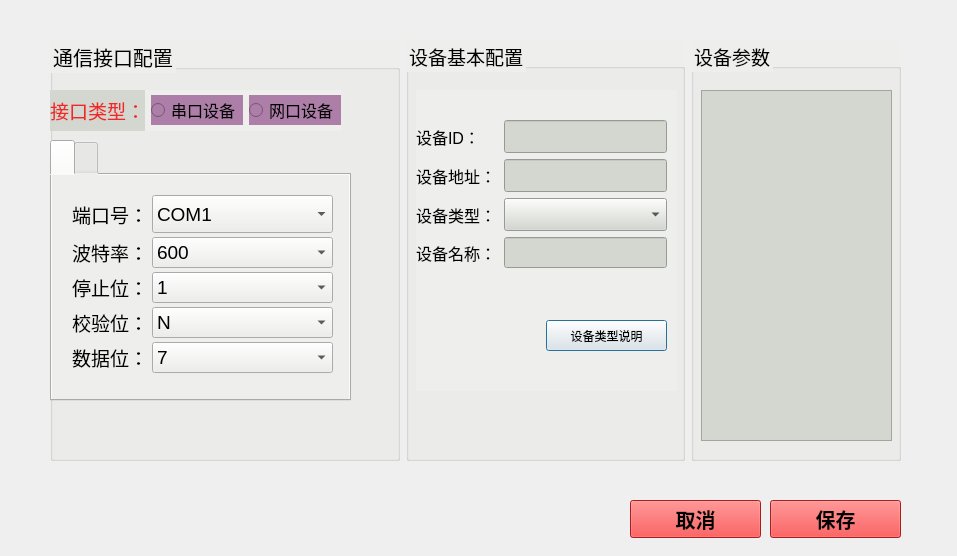
Before: the Qt Designer form qt-app-master/devedit.ui in aa123Eason/workcode, drawn with Qt 5.
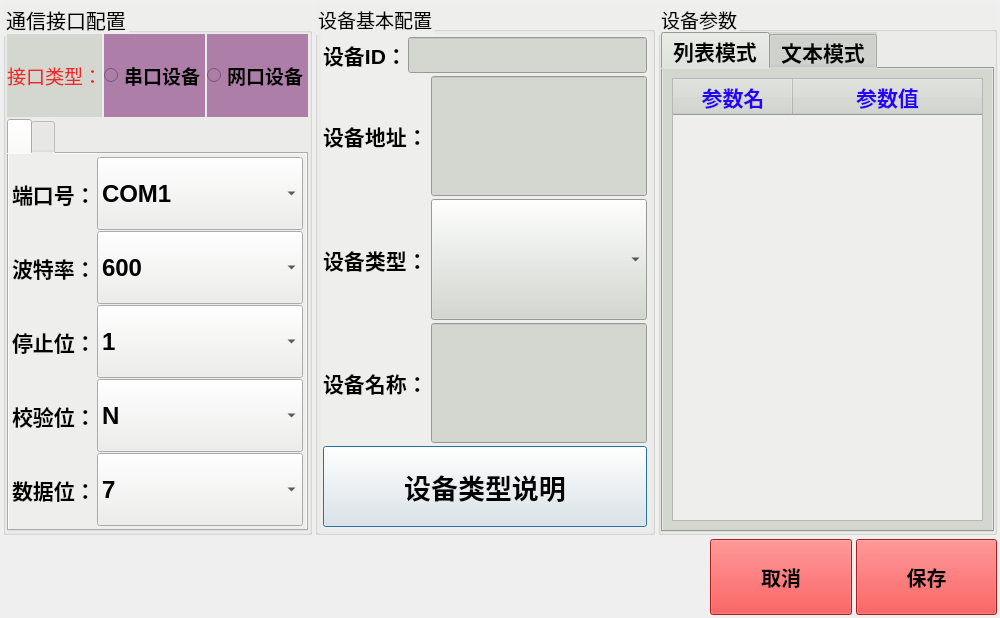
After: the same form once the commit is applied. Icons and pictures are not drawn.

```diff
--- a/qt-app-master/devedit.ui
+++ b/qt-app-master/devedit.ui
@@ -6,23 +6,34 @@
    <rect>
     <x>0</x>
     <y>0</y>
-    <width>957</width>
-    <height>556</height>
+    <width>1000</width>
+    <height>618</height>
    </rect>
   </property>
   <property name="windowTitle">
    <string>Dialog</string>
   </property>
-  <widget class="QWidget" name="layoutWidget">
-   <property name="geometry">
-    <rect>
-     <x>50</x>
-     <y>40</y>
-     <width>851</width>
-     <height>421</height>
-    </rect>
+  <layout class="QVBoxLayout" name="verticalLayout_6" stretch="7,1">
+   <property name="spacing">
+    <number>4</number>
    </property>
-   <layout class="QHBoxLayout" name="horizontalLayout_57" stretch="5,4,3">
+   <property name="leftMargin">
+    <number>3</number>
+   </property>
+   <property name="topMargin">
+    <number>3</number>
+   </property>
+   <property name="rightMargin">
+    <number>3</number>
+   </property>
+   <property name="bottomMargin">
+    <number>3</number>
+   </property>
+   <item>
+    <layout class="QHBoxLayout" name="horizontalLayout_57" stretch="0,10,10">
+     <property name="spacing">
+      <number>3</number>
+     </property>
     <item>
      <layout class="QVBoxLayout" name="verticalLayout_10">
       <item>
@@ -38,16 +49,24 @@
         <property name="title">
          <string>通信接口配置</string>
         </property>
-        <widget class="QWidget" name="layoutWidget_2">
-         <property name="geometry">
-          <rect>
-           <x>0</x>
-           <y>50</y>
-           <width>291</width>
-           <height>41</height>
-          </rect>
-         </property>
-         <layout class="QHBoxLayout" name="horizontalLayout_33" stretch="2,5">
+         <layout class="QVBoxLayout" name="verticalLayout_5" stretch="1,5">
+          <property name="spacing">
+           <number>2</number>
+          </property>
+          <property name="leftMargin">
+           <number>1</number>
+          </property>
+          <property name="topMargin">
+           <number>1</number>
+          </property>
+          <property name="rightMargin">
+           <number>1</number>
+          </property>
+          <property name="bottomMargin">
+           <number>1</number>
+          </property>
+          <item>
+           <layout class="QHBoxLayout" name="horizontalLayout_33" stretch="0,3">
           <item>
            <widget class="QLabel" name="label_49">
             <property name="font">
@@ -68,9 +87,17 @@
            <layout class="QHBoxLayout" name="horizontalLayout_19">
             <item>
              <widget class="QRadioButton" name="radioButton_Com">
+                <property name="sizePolicy">
+                 <sizepolicy hsizetype="Minimum" vsizetype="Preferred">
+                  <horstretch>0</horstretch>
+                  <verstretch>0</verstretch>
+                 </sizepolicy>
+                </property>
               <property name="font">
                <font>
-                <pointsize>12</pointsize>
+                  <pointsize>14</pointsize>
+                  <weight>75</weight>
+                  <bold>true</bold>
                </font>
               </property>
               <property name="styleSheet">
@@ -83,9 +110,17 @@
             </item>
             <item>
              <widget class="QRadioButton" name="radioButton_Net">
+                <property name="sizePolicy">
+                 <sizepolicy hsizetype="Minimum" vsizetype="Preferred">
+                  <horstretch>0</horstretch>
+                  <verstretch>0</verstretch>
+                 </sizepolicy>
+                </property>
               <property name="font">
                <font>
-                <pointsize>12</pointsize>
+                  <pointsize>14</pointsize>
+                  <weight>75</weight>
+                  <bold>true</bold>
                </font>
               </property>
               <property name="styleSheet">
@@ -99,16 +134,9 @@
            </layout>
           </item>
          </layout>
-        </widget>
+          </item>
+          <item>
         <widget class="QTabWidget" name="tabWidget">
-         <property name="geometry">
-          <rect>
-           <x>0</x>
-           <y>100</y>
-           <width>301</width>
-           <height>261</height>
-          </rect>
-         </property>
          <property name="font">
           <font>
            <pointsize>14</pointsize>
@@ -124,35 +152,55 @@
           <attribute name="title">
            <string/>
           </attribute>
+             <layout class="QVBoxLayout" name="verticalLayout_2">
+              <property name="spacing">
+               <number>1</number>
+              </property>
+              <property name="leftMargin">
+               <number>1</number>
+              </property>
+              <property name="topMargin">
+               <number>1</number>
+              </property>
+              <property name="rightMargin">
+               <number>1</number>
+              </property>
+              <property name="bottomMargin">
+               <number>1</number>
+              </property>
+              <item>
           <widget class="QWidget" name="widget_port" native="true">
-           <property name="geometry">
-            <rect>
-             <x>10</x>
-             <y>0</y>
-             <width>281</width>
-             <height>201</height>
-            </rect>
-           </property>
-           <widget class="QWidget" name="layoutWidget_3">
-            <property name="geometry">
-             <rect>
-              <x>10</x>
-              <y>20</y>
-              <width>261</width>
-              <height>178</height>
-             </rect>
-            </property>
-            <layout class="QVBoxLayout" name="verticalLayout_6" stretch="1,1,1,1,1">
+                <layout class="QVBoxLayout" name="verticalLayout" stretch="1,1,1,1,1">
              <property name="spacing">
-              <number>4</number>
+                  <number>1</number>
+                 </property>
+                 <property name="leftMargin">
+                  <number>2</number>
+                 </property>
+                 <property name="topMargin">
+                  <number>2</number>
+                 </property>
+                 <property name="rightMargin">
+                  <number>2</number>
+                 </property>
+                 <property name="bottomMargin">
+                  <number>2</number>
              </property>
              <item>
               <layout class="QHBoxLayout" name="horizontalLayout_20" stretch="1,4">
                <item>
                 <widget class="QLabel" name="label_52">
+                     <property name="sizePolicy">
+                      <sizepolicy hsizetype="Fixed" vsizetype="Preferred">
+                       <horstretch>0</horstretch>
+                       <verstretch>0</verstretch>
+                      </sizepolicy>
+                     </property>
                  <property name="font">
                   <font>
-                   <pointsize>14</pointsize>
+                       <pointsize>16</pointsize>
+                       <weight>75</weight>
+                       <bold>true</bold>
                   </font>
                  </property>
                  <property name="text">
@@ -163,14 +211,16 @@
                <item>
                 <widget class="QComboBox" name="comboBox_6">
                  <property name="sizePolicy">
-                  <sizepolicy hsizetype="Preferred" vsizetype="Expanding">
+                      <sizepolicy hsizetype="Minimum" vsizetype="Expanding">
                    <horstretch>0</horstretch>
                    <verstretch>0</verstretch>
                   </sizepolicy>
                  </property>
                  <property name="font">
                   <font>
-                   <pointsize>14</pointsize>
+                       <pointsize>18</pointsize>
+                       <weight>75</weight>
+                       <bold>true</bold>
                   </font>
                  </property>
                  <item>
@@ -283,7 +333,9 @@
                 <widget class="QLabel" name="label_55">
                  <property name="font">
                   <font>
-                   <pointsize>14</pointsize>
+                       <pointsize>16</pointsize>
+                       <weight>75</weight>
+                       <bold>true</bold>
                   </font>
                  </property>
                  <property name="text">
@@ -293,9 +345,17 @@
                </item>
                <item>
                 <widget class="QComboBox" name="comboBox_devBaud">
+                     <property name="sizePolicy">
+                      <sizepolicy hsizetype="Preferred" vsizetype="Preferred">
+                       <horstretch>0</horstretch>
+                       <verstretch>0</verstretch>
+                      </sizepolicy>
+                     </property>
                  <property name="font">
                   <font>
-                   <pointsize>14</pointsize>
+                       <pointsize>18</pointsize>
+                       <weight>75</weight>
+                       <bold>true</bold>
                   </font>
                  </property>
                  <item>
@@ -346,9 +406,17 @@
               <layout class="QHBoxLayout" name="horizontalLayout_22" stretch="1,4">
                <item>
                 <widget class="QLabel" name="label_56">
+                     <property name="sizePolicy">
+                      <sizepolicy hsizetype="Fixed" vsizetype="Preferred">
+                       <horstretch>0</horstretch>
+                       <verstretch>0</verstretch>
+                      </sizepolicy>
+                     </property>
                  <property name="font">
                   <font>
-                   <pointsize>14</pointsize>
+                       <pointsize>16</pointsize>
+                       <weight>75</weight>
+                       <bold>true</bold>
                   </font>
                  </property>
                  <property name="text">
@@ -358,9 +426,17 @@
                </item>
                <item>
                 <widget class="QComboBox" name="comboBox_devStopBit">
+                     <property name="sizePolicy">
+                      <sizepolicy hsizetype="Preferred" vsizetype="Preferred">
+                       <horstretch>0</horstretch>
+                       <verstretch>0</verstretch>
+                      </sizepolicy>
+                     </property>
                  <property name="font">
                   <font>
-                   <pointsize>14</pointsize>
+                       <pointsize>18</pointsize>
+                       <weight>75</weight>
+                       <bold>true</bold>
                   </font>
                  </property>
                  <item>
@@ -381,9 +457,17 @@
               <layout class="QHBoxLayout" name="horizontalLayout_35" stretch="1,4">
                <item>
                 <widget class="QLabel" name="label_60">
+                     <property name="sizePolicy">
+                      <sizepolicy hsizetype="Fixed" vsizetype="Preferred">
+                       <horstretch>0</horstretch>
+                       <verstretch>0</verstretch>
+                      </sizepolicy>
+                     </property>
                  <property name="font">
                   <font>
-                   <pointsize>14</pointsize>
+                       <pointsize>16</pointsize>
+                       <weight>75</weight>
+                       <bold>true</bold>
                   </font>
                  </property>
                  <property name="text">
@@ -393,9 +477,17 @@
                </item>
                <item>
                 <widget class="QComboBox" name="comboBox_devParity">
+                     <property name="sizePolicy">
+                      <sizepolicy hsizetype="Preferred" vsizetype="Preferred">
+                       <horstretch>0</horstretch>
+                       <verstretch>0</verstretch>
+                      </sizepolicy>
+                     </property>
                  <property name="font">
                   <font>
-                   <pointsize>14</pointsize>
+                       <pointsize>18</pointsize>
+                       <weight>75</weight>
+                       <bold>true</bold>
                   </font>
                  </property>
                  <item>
@@ -423,7 +515,9 @@
                 <widget class="QLabel" name="label_57">
                  <property name="font">
                   <font>
-                   <pointsize>14</pointsize>
+                       <pointsize>16</pointsize>
+                       <weight>75</weight>
+                       <bold>true</bold>
                   </font>
                  </property>
                  <property name="text">
@@ -433,9 +527,17 @@
                </item>
                <item>
                 <widget class="QComboBox" name="comboBox_devDatabit">
+                     <property name="sizePolicy">
+                      <sizepolicy hsizetype="Preferred" vsizetype="Preferred">
+                       <horstretch>0</horstretch>
+                       <verstretch>0</verstretch>
+                      </sizepolicy>
+                     </property>
                  <property name="font">
                   <font>
-                   <pointsize>14</pointsize>
+                       <pointsize>18</pointsize>
+                       <weight>75</weight>
+                       <bold>true</bold>
                   </font>
                  </property>
                  <item>
@@ -454,57 +556,83 @@
              </item>
             </layout>
            </widget>
-          </widget>
+              </item>
+             </layout>
          </widget>
          <widget class="QWidget" name="tab_2">
           <attribute name="title">
            <string/>
           </attribute>
+             <layout class="QVBoxLayout" name="verticalLayout_3" stretch="1,1,4">
+              <property name="spacing">
+               <number>2</number>
+              </property>
+              <property name="leftMargin">
+               <number>1</number>
+              </property>
+              <property name="topMargin">
+               <number>1</number>
+              </property>
+              <property name="rightMargin">
+               <number>1</number>
+              </property>
+              <property name="bottomMargin">
+               <number>1</number>
+              </property>
+              <item>
+               <widget class="QLabel" name="label_58">
+                <property name="font">
+                 <font>
+                  <pointsize>14</pointsize>
+                  <weight>75</weight>
+                  <bold>true</bold>
+                 </font>
+                </property>
+                <property name="text">
+                 <string>服务地址：</string>
+                </property>
+               </widget>
+              </item>
+              <item>
+               <widget class="QLineEdit" name="lineEdit_ipAddr">
+                <property name="font">
+                 <font>
+                  <pointsize>16</pointsize>
+                  <weight>75</weight>
+                  <bold>true</bold>
+                 </font>
+                </property>
+                <property name="styleSheet">
+                 <string notr="true">background-color: rgb(211, 215, 207);</string>
+                </property>
+               </widget>
+              </item>
+              <item>
           <widget class="QTextEdit" name="textEdit">
-           <property name="geometry">
-            <rect>
-             <x>20</x>
-             <y>90</y>
-             <width>231</width>
-             <height>81</height>
-            </rect>
+                <property name="font">
+                 <font>
+                  <pointsize>18</pointsize>
+                  <weight>75</weight>
+                  <bold>true</bold>
+                 </font>
+                </property>
+                <property name="readOnly">
+                 <bool>true</bool>
            </property>
            <property name="html">
             <string>&lt;!DOCTYPE HTML PUBLIC &quot;-//W3C//DTD HTML 4.0//EN&quot; &quot;http://www.w3.org/TR/REC-html40/strict.dtd&quot;&gt;
 &lt;html&gt;&lt;head&gt;&lt;meta name=&quot;qrichtext&quot; content=&quot;1&quot; /&gt;&lt;style type=&quot;text/css&quot;&gt;
 p, li { white-space: pre-wrap; }
-&lt;/style&gt;&lt;/head&gt;&lt;body style=&quot; font-family:'Ubuntu'; font-size:11pt; font-weight:400; font-style:normal;&quot;&gt;
-&lt;p style=&quot; margin-top:0px; margin-bottom:0px; margin-left:0px; margin-right:0px; -qt-block-indent:0; text-indent:0px;&quot;&gt;&lt;span style=&quot; font-weight:600; color:#ef2929;&quot;&gt;注：服务地址为空，则为串口设备，否则为网口设备。&lt;/span&gt;&lt;/p&gt;&lt;/body&gt;&lt;/html&gt;</string>
-           </property>
-          </widget>
-          <widget class="QLineEdit" name="lineEdit_ipAddr">
-           <property name="geometry">
-            <rect>
-             <x>20</x>
-             <y>50</y>
-             <width>238</width>
-             <height>25</height>
-            </rect>
-           </property>
-           <property name="styleSheet">
-            <string notr="true">background-color: rgb(211, 215, 207);</string>
-           </property>
-          </widget>
-          <widget class="QLabel" name="label_58">
-           <property name="geometry">
-            <rect>
-             <x>10</x>
-             <y>10</y>
-             <width>81</width>
-             <height>25</height>
-            </rect>
-           </property>
-           <property name="text">
-            <string>服务地址：</string>
-           </property>
-          </widget>
-         </widget>
-        </widget>
+&lt;/style&gt;&lt;/head&gt;&lt;body style=&quot; font-family:'Ubuntu'; font-size:18pt; font-weight:600; font-style:normal;&quot;&gt;
+&lt;p style=&quot; margin-top:0px; margin-bottom:0px; margin-left:0px; margin-right:0px; -qt-block-indent:0; text-indent:0px;&quot;&gt;&lt;span style=&quot; font-size:11pt; color:#ef2929;&quot;&gt;注：服务地址为空，则为串口设备，否则为网口设备。&lt;/span&gt;&lt;/p&gt;&lt;/body&gt;&lt;/html&gt;</string>
+                </property>
+               </widget>
+              </item>
+             </layout>
+            </widget>
+           </widget>
+          </item>
+         </layout>
        </widget>
       </item>
      </layout>
@@ -522,32 +650,63 @@
       <property name="title">
        <string>设备基本配置</string>
       </property>
+       <layout class="QVBoxLayout" name="verticalLayout_11" stretch="7">
+        <property name="spacing">
+         <number>3</number>
+        </property>
+        <property name="leftMargin">
+         <number>3</number>
+        </property>
+        <property name="topMargin">
+         <number>3</number>
+        </property>
+        <property name="rightMargin">
+         <number>3</number>
+        </property>
+        <property name="bottomMargin">
+         <number>3</number>
+        </property>
+        <item>
       <widget class="QWidget" name="widget_basicDevSet" native="true">
-       <property name="geometry">
-        <rect>
-         <x>10</x>
-         <y>50</y>
-         <width>261</width>
-         <height>301</height>
-        </rect>
-       </property>
-       <widget class="QWidget" name="layoutWidget_5">
-        <property name="geometry">
-         <rect>
-          <x>0</x>
-          <y>30</y>
-          <width>251</width>
-          <height>148</height>
-         </rect>
-        </property>
-        <layout class="QVBoxLayout" name="verticalLayout_7">
+          <layout class="QVBoxLayout" name="verticalLayout_12" stretch="5,1">
+           <property name="spacing">
+            <number>3</number>
+           </property>
+           <property name="leftMargin">
+            <number>2</number>
+           </property>
+           <property name="topMargin">
+            <number>2</number>
+           </property>
+           <property name="rightMargin">
+            <number>2</number>
+           </property>
+           <property name="bottomMargin">
+            <number>2</number>
+           </property>
          <item>
-          <layout class="QHBoxLayout" name="horizontalLayout" stretch="1,2">
+            <layout class="QVBoxLayout" name="verticalLayout_7" stretch="0,1,1,1">
+             <property name="sizeConstraint">
+              <enum>QLayout::SetMinimumSize</enum>
+             </property>
+             <item>
+              <layout class="QHBoxLayout" name="horizontalLayout" stretch="0,2">
+               <property name="spacing">
+                <number>1</number>
+               </property>
            <item>
             <widget class="QLabel" name="label_59">
+                 <property name="sizePolicy">
+                  <sizepolicy hsizetype="Fixed" vsizetype="Preferred">
+                   <horstretch>0</horstretch>
+                   <verstretch>0</verstretch>
+                  </sizepolicy>
+                 </property>
              <property name="font">
               <font>
-               <pointsize>12</pointsize>
+                   <pointsize>16</pointsize>
+                   <weight>75</weight>
+                   <bold>true</bold>
               </font>
              </property>
              <property name="text">
@@ -558,14 +717,28 @@
            <item>
             <widget class="QLineEdit" name="lineEdit_id">
              <property name="sizePolicy">
-              <sizepolicy hsizetype="Expanding" vsizetype="Expanding">
+                  <sizepolicy hsizetype="Preferred" vsizetype="Expanding">
                <horstretch>0</horstretch>
                <verstretch>0</verstretch>
               </sizepolicy>
              </property>
+                 <property name="minimumSize">
+                  <size>
+                   <width>83</width>
+                   <height>0</height>
+                  </size>
+                 </property>
+                 <property name="maximumSize">
+                  <size>
+                   <width>16777215</width>
+                   <height>16777215</height>
+                  </size>
+                 </property>
              <property name="font">
               <font>
-               <pointsize>14</pointsize>
+                   <pointsize>18</pointsize>
+                   <weight>75</weight>
+                   <bold>true</bold>
               </font>
              </property>
              <property name="styleSheet">
@@ -579,12 +752,20 @@
           </layout>
          </item>
          <item>
-          <layout class="QHBoxLayout" name="horizontalLayout_32" stretch="1,2">
+              <layout class="QHBoxLayout" name="horizontalLayout_32" stretch="0,2">
            <item>
             <widget class="QLabel" name="label_54">
+                 <property name="sizePolicy">
+                  <sizepolicy hsizetype="Fixed" vsizetype="Preferred">
+                   <horstretch>0</horstretch>
+                   <verstretch>0</verstretch>
+                  </sizepolicy>
+                 </property>
              <property name="font">
               <font>
-               <pointsize>12</pointsize>
+                   <pointsize>16</pointsize>
+                   <weight>75</weight>
+                   <bold>true</bold>
               </font>
              </property>
              <property name="text">
@@ -595,14 +776,28 @@
            <item>
             <widget class="QLineEdit" name="lineEdit_devAddr">
              <property name="sizePolicy">
-              <sizepolicy hsizetype="Expanding" vsizetype="Expanding">
+                  <sizepolicy hsizetype="Preferred" vsizetype="Expanding">
                <horstretch>0</horstretch>
                <verstretch>0</verstretch>
               </sizepolicy>
              </property>
+                 <property name="minimumSize">
+                  <size>
+                   <width>83</width>
+                   <height>0</height>
+                  </size>
+                 </property>
+                 <property name="maximumSize">
+                  <size>
+                   <width>16777215</width>
+                   <height>16777215</height>
+                  </size>
+                 </property>
              <property name="font">
               <font>
-               <pointsize>14</pointsize>
+                   <pointsize>18</pointsize>
+                   <weight>75</weight>
+                   <bold>true</bold>
               </font>
              </property>
              <property name="styleSheet">
@@ -616,12 +811,20 @@
           </layout>
          </item>
          <item>
-          <layout class="QHBoxLayout" name="horizontalLayout_31" stretch="1,2">
+              <layout class="QHBoxLayout" name="horizontalLayout_31" stretch="0,2">
            <item>
             <widget class="QLabel" name="label_53">
+                 <property name="sizePolicy">
+                  <sizepolicy hsizetype="Fixed" vsizetype="Preferred">
+                   <horstretch>0</horstretch>
+                   <verstretch>0</verstretch>
+                  </sizepolicy>
+                 </property>
              <property name="font">
               <font>
-               <pointsize>12</pointsize>
+                   <pointsize>16</pointsize>
+                   <weight>75</weight>
+                   <bold>true</bold>
               </font>
              </property>
              <property name="text">
@@ -632,14 +835,28 @@
            <item>
             <widget class="QComboBox" name="comboBox_devProto">
              <property name="sizePolicy">
-              <sizepolicy hsizetype="Expanding" vsizetype="Expanding">
+                  <sizepolicy hsizetype="Preferred" vsizetype="Expanding">
                <horstretch>0</horstretch>
                <verstretch>0</verstretch>
               </sizepolicy>
              </property>
+                 <property name="minimumSize">
+                  <size>
+                   <width>83</width>
+                   <height>0</height>
+                  </size>
+                 </property>
+                 <property name="maximumSize">
+                  <size>
+                   <width>16777215</width>
+                   <height>16777215</height>
+                  </size>
+                 </property>
              <property name="font">
               <font>
-               <pointsize>14</pointsize>
+                   <pointsize>18</pointsize>
+                   <weight>75</weight>
+                   <bold>true</bold>
               </font>
              </property>
              <property name="styleSheet">
@@ -650,12 +867,20 @@
           </layout>
          </item>
          <item>
-          <layout class="QHBoxLayout" name="horizontalLayout_36" stretch="1,2">
+              <layout class="QHBoxLayout" name="horizontalLayout_36" stretch="0,2">
            <item>
             <widget class="QLabel" name="label_devName">
+                 <property name="sizePolicy">
+                  <sizepolicy hsizetype="Fixed" vsizetype="Preferred">
+                   <horstretch>0</horstretch>
+                   <verstretch>0</verstretch>
+                  </sizepolicy>
+                 </property>
              <property name="font">
               <font>
-               <pointsize>12</pointsize>
+                   <pointsize>16</pointsize>
+                   <weight>75</weight>
+                   <bold>true</bold>
               </font>
              </property>
              <property name="text">
@@ -665,9 +890,29 @@
            </item>
            <item>
             <widget class="QLineEdit" name="lineEdit_Name">
+                 <property name="sizePolicy">
+                  <sizepolicy hsizetype="Preferred" vsizetype="Preferred">
+                   <horstretch>0</horstretch>
+                   <verstretch>0</verstretch>
+                  </sizepolicy>
+                 </property>
+                 <property name="minimumSize">
+                  <size>
+                   <width>83</width>
+                   <height>0</height>
+                  </size>
+                 </property>
+                 <property name="maximumSize">
+                  <size>
+                   <width>16777215</width>
+                   <height>16777215</height>
+                  </size>
+                 </property>
              <property name="font">
               <font>
-               <pointsize>14</pointsize>
+                   <pointsize>18</pointsize>
+                   <weight>75</weight>
+                   <bold>true</bold>
               </font>
              </property>
              <property name="styleSheet">
@@ -681,27 +926,31 @@
           </layout>
          </item>
         </layout>
-       </widget>
+           </item>
+           <item>
        <widget class="QPushButton" name="pushButton_Detail">
-        <property name="geometry">
-         <rect>
-          <x>130</x>
-          <y>230</y>
-          <width>121</width>
-          <height>31</height>
-         </rect>
-        </property>
         <property name="sizePolicy">
          <sizepolicy hsizetype="Ignored" vsizetype="Expanding">
           <horstretch>0</horstretch>
           <verstretch>0</verstretch>
          </sizepolicy>
         </property>
+             <property name="font">
+              <font>
+               <pointsize>20</pointsize>
+               <weight>75</weight>
+               <bold>true</bold>
+              </font>
+             </property>
         <property name="text">
          <string>设备类型说明</string>
         </property>
        </widget>
-      </widget>
+           </item>
+          </layout>
+         </widget>
+        </item>
+       </layout>
      </widget>
     </item>
     <item>
@@ -717,59 +966,200 @@
       <property name="title">
        <string>设备参数</string>
       </property>
+       <layout class="QVBoxLayout" name="verticalLayout_4">
+        <property name="spacing">
+         <number>0</number>
+        </property>
+        <property name="leftMargin">
+         <number>0</number>
+        </property>
+        <property name="topMargin">
+         <number>0</number>
+        </property>
+        <property name="rightMargin">
+         <number>0</number>
+        </property>
+        <property name="bottomMargin">
+         <number>0</number>
+        </property>
+        <item>
+         <widget class="QTabWidget" name="tabWidget_params">
+          <property name="sizePolicy">
+           <sizepolicy hsizetype="Preferred" vsizetype="Preferred">
+            <horstretch>0</horstretch>
+            <verstretch>0</verstretch>
+           </sizepolicy>
+          </property>
+          <property name="font">
+           <font>
+            <pointsize>16</pointsize>
+            <weight>75</weight>
+            <bold>true</bold>
+           </font>
+          </property>
+          <property name="styleSheet">
+           <string notr="true">background-color: rgb(211, 215, 207);</string>
+          </property>
+          <property name="currentIndex">
+           <number>0</number>
+          </property>
+          <property name="iconSize">
+           <size>
+            <width>32</width>
+            <height>32</height>
+           </size>
+          </property>
+          <widget class="QWidget" name="tab_list">
+           <attribute name="icon">
+            <iconset resource="res.qrc">
+             <normaloff>:/images/realtime.png</normaloff>:/images/realtime.png</iconset>
+           </attribute>
+           <attribute name="title">
+            <string>列表模式</string>
+           </attribute>
+           <layout class="QVBoxLayout" name="verticalLayout_8">
+            <item>
+             <widget class="QTableWidget" name="paramtable">
+              <property name="styleSheet">
+               <string notr="true">QTableWidget
+{
+	
+	
+	background-color: rgb(238, 238, 236);
+}</string>
+              </property>
+              <property name="horizontalScrollBarPolicy">
+               <enum>Qt::ScrollBarAsNeeded</enum>
+              </property>
+              <attribute name="horizontalHeaderDefaultSectionSize">
+               <number>120</number>
+              </attribute>
+              <attribute name="horizontalHeaderStretchLastSection">
+               <bool>true</bool>
+              </attribute>
+              <attribute name="verticalHeaderVisible">
+               <bool>false</bool>
+              </attribute>
+              <column>
+               <property name="text">
+                <string>参数名</string>
+               </property>
+               <property name="font">
+                <font>
+                 <pointsize>16</pointsize>
+                 <weight>75</weight>
+                 <bold>true</bold>
+                </font>
+               </property>
+               <property name="textAlignment">
+                <set>AlignCenter</set>
+               </property>
+               <property name="background">
+                <color>
+                 <red>136</red>
+                 <green>138</green>
+                 <blue>133</blue>
+                </color>
+               </property>
+               <property name="foreground">
+                <brush brushstyle="SolidPattern">
+                 <color alpha="255">
+                  <red>38</red>
+                  <green>2</green>
+                  <blue>250</blue>
+                 </color>
+                </brush>
+               </property>
+              </column>
+              <column>
+               <property name="text">
+                <string>参数值</string>
+               </property>
+               <property name="font">
+                <font>
+                 <pointsize>16</pointsize>
+                 <weight>75</weight>
+                 <bold>true</bold>
+                </font>
+               </property>
+               <property name="textAlignment">
+                <set>AlignCenter</set>
+               </property>
+               <property name="background">
+                <color>
+                 <red>136</red>
+                 <green>138</green>
+                 <blue>133</blue>
+                </color>
+               </property>
+               <property name="foreground">
+                <brush brushstyle="SolidPattern">
+                 <color alpha="255">
+                  <red>38</red>
+                  <green>2</green>
+                  <blue>250</blue>
+                 </color>
+                </brush>
+               </property>
+              </column>
+             </widget>
+            </item>
+           </layout>
+          </widget>
+          <widget class="QWidget" name="tab_text">
+           <attribute name="icon">
+            <iconset resource="res.qrc">
+             <normaloff>:/images/appdft.png</normaloff>:/images/appdft.png</iconset>
+           </attribute>
+           <attribute name="title">
+            <string>文本模式</string>
+           </attribute>
+           <layout class="QVBoxLayout" name="verticalLayout_9">
+            <item>
       <widget class="QTextEdit" name="textEdit_devParams">
-       <property name="geometry">
-        <rect>
-         <x>10</x>
-         <y>50</y>
-         <width>191</width>
-         <height>351</height>
-        </rect>
-       </property>
        <property name="font">
         <font>
-         <pointsize>12</pointsize>
-        </font>
-       </property>
-       <property name="styleSheet">
-        <string notr="true">background-color: rgb(211, 215, 207);</string>
-       </property>
-      </widget>
-     </widget>
-    </item>
-   </layout>
-  </widget>
-  <widget class="QPushButton" name="pushButton_UpdateDev">
-   <property name="geometry">
-    <rect>
-     <x>770</x>
-     <y>500</y>
-     <width>131</width>
-     <height>38</height>
-    </rect>
-   </property>
-   <property name="font">
-    <font>
-     <pointsize>15</pointsize>
+                <pointsize>20</pointsize>
      <weight>75</weight>
      <bold>true</bold>
     </font>
    </property>
    <property name="styleSheet">
-    <string notr="true">background-color: rgb(239, 41, 41);</string>
-   </property>
-   <property name="text">
-    <string>保存</string>
-   </property>
-  </widget>
+               <string notr="true">background-color: rgb(211, 215, 207);</string>
+              </property>
+             </widget>
+            </item>
+           </layout>
+          </widget>
+         </widget>
+        </item>
+       </layout>
+      </widget>
+     </item>
+    </layout>
+   </item>
+   <item>
+    <layout class="QHBoxLayout" name="horizontalLayout_2" stretch="5,1,1">
+     <item>
+      <spacer name="horizontalSpacer">
+       <property name="orientation">
+        <enum>Qt::Horizontal</enum>
+       </property>
+       <property name="sizeHint" stdset="0">
+        <size>
+         <width>40</width>
+         <height>20</height>
+        </size>
+       </property>
+      </spacer>
+     </item>
+     <item>
   <widget class="QPushButton" name="pushButton_Cancel">
-   <property name="geometry">
-    <rect>
-     <x>630</x>
-     <y>500</y>
-     <width>131</width>
-     <height>38</height>
-    </rect>
+       <property name="sizePolicy">
+        <sizepolicy hsizetype="Minimum" vsizetype="Preferred">
+         <horstretch>0</horstretch>
+         <verstretch>0</verstretch>
+        </sizepolicy>
    </property>
    <property name="font">
     <font>
@@ -785,7 +1175,36 @@
     <string>取消</string>
    </property>
   </widget>
- </widget>
- <resources/>
+     </item>
+     <item>
+      <widget class="QPushButton" name="pushButton_UpdateDev">
+       <property name="sizePolicy">
+        <sizepolicy hsizetype="Minimum" vsizetype="Preferred">
+         <horstretch>0</horstretch>
+         <verstretch>0</verstretch>
+        </sizepolicy>
+       </property>
+       <property name="font">
+        <font>
+         <pointsize>15</pointsize>
+         <weight>75</weight>
+         <bold>true</bold>
+        </font>
+       </property>
+       <property name="styleSheet">
+        <string notr="true">background-color: rgb(239, 41, 41);</string>
+       </property>
+       <property name="text">
+        <string>保存</string>
+       </property>
+      </widget>
+     </item>
+    </layout>
+   </item>
+  </layout>
+ </widget>
+ <resources>
+  <include location="res.qrc"/>
+ </resources>
  <connections/>
 </ui>
```
Lines whose indentation alone changed are shown as unchanged.
